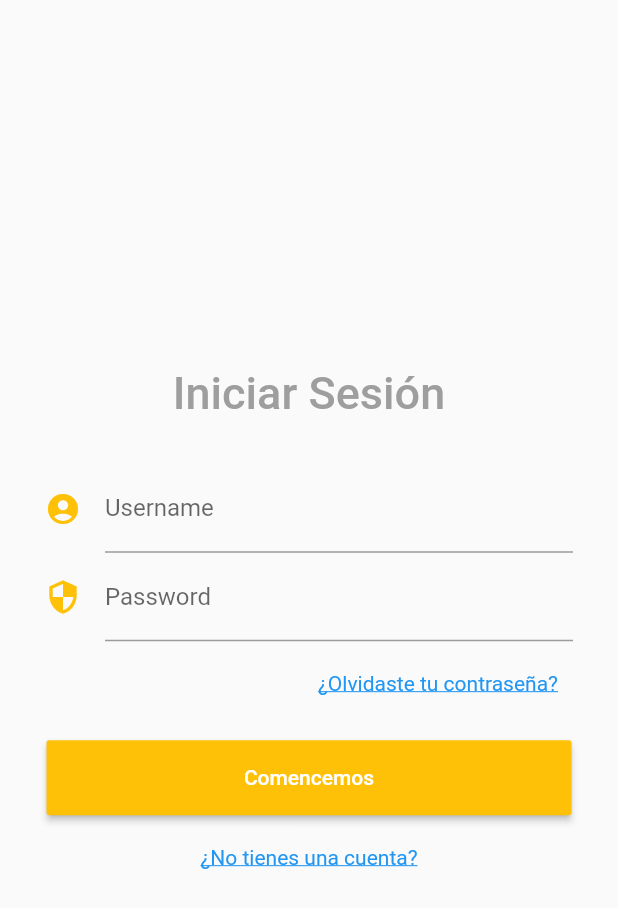
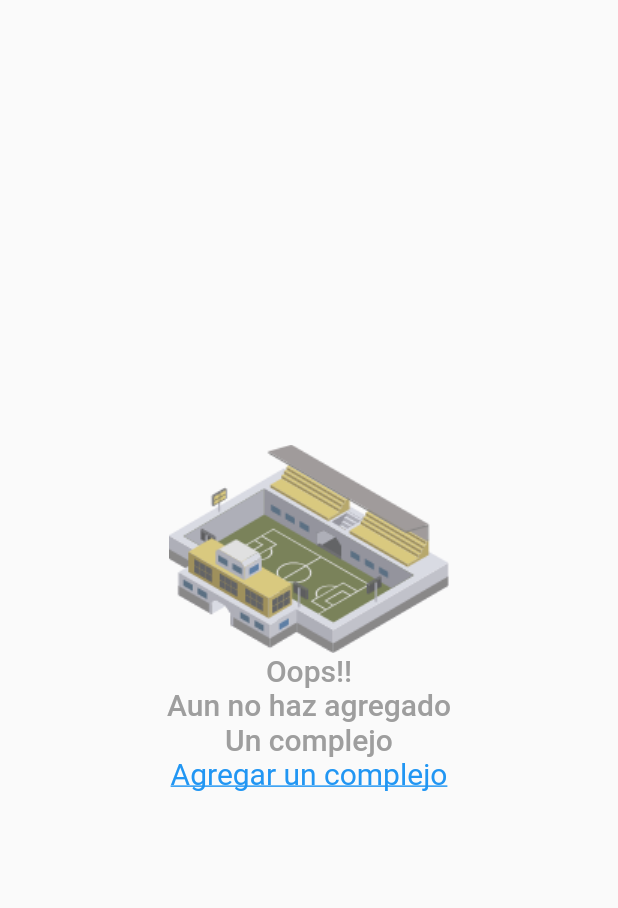
Before and after one commit to cnahuina/canchita, a Flutter app: the screen it shows after launch, on a phone screen of 412 x 824 dp. Shown: the top 908 px of the screen. Run offline on Flutter 3.47's test engine with Material 2 defaults, Android fonts, the phone set to English and light mode, and no system bars; Roboto replaces fonts that are missing (Segoe UI).

Commit message:
Create branch, upload EmptyScreen

```diff
--- a/lib/src/app.dart
+++ b/lib/src/app.dart
@@ -1,5 +1,6 @@
 import 'package:flutter/material.dart';
 import 'screen/loginScreen.dart';
+import 'screen/emptyScreen.dart';
 
 class App extends StatelessWidget {
 
@@ -9,7 +10,7 @@ class App extends StatelessWidget {
       theme: ThemeData(
         primarySwatch: Colors.green,
       ),
-      home: LoginScreen(),
+      home: EmptyScreen(),
     );
   }
 }
--- /dev/null
+++ b/lib/src/screen/emptyScreen.dart
@@ -0,0 +1,58 @@
+import 'package:flutter/material.dart';
+
+class EmptyScreen extends StatelessWidget{
+  @override
+
+  Widget build(BuildContext context){
+    return Scaffold(
+      body: Center(
+        child: Column(
+          mainAxisAlignment: MainAxisAlignment.center,
+          children: <Widget>[
+            Image(
+              image: AssetImage('assets/complejo.png'),
+            ),
+
+            Text(
+              "Oops!!",
+              textAlign: TextAlign.center,
+              style: new TextStyle(
+                fontWeight: FontWeight.w500,
+                color: Colors.grey,
+                fontSize: 20.0
+              )
+            ),
+            Text(
+              'Aun no haz agregado',
+              style: new TextStyle(
+                fontWeight: FontWeight.w500,
+                color: Colors.grey,
+                fontSize: 20.0
+              )
+            ),
+            Text(
+              'Un complejo',
+              style: new TextStyle(
+                fontWeight: FontWeight.w500,
+                color: Colors.grey,
+                fontSize: 20.0
+              )
+            ),
+            Padding(
+                 padding: const EdgeInsets.only(right: 0.0),
+                 child:Text(
+                   "Agregar un complejo",
+                 style: new TextStyle(
+                   color: Colors.blue,
+                    decoration: TextDecoration.underline,
+
+                    fontSize: 20.0
+                    ),
+                ),
+               ),
+          ],
+        ),
+      ),
+    );
+  }
+}
--- a/pubspec.yaml
+++ b/pubspec.yaml
@@ -35,6 +35,8 @@ flutter:
   # included with your application, so that you can use the icons in
   # the material Icons class.
   uses-material-design: true
+  assets:
+    - assets/complejo.png
 
   # To add assets to your application, add an assets section, like this:
   # assets:
```
Also changed, not shown: assets/complejo.png (added), 1 other file.
